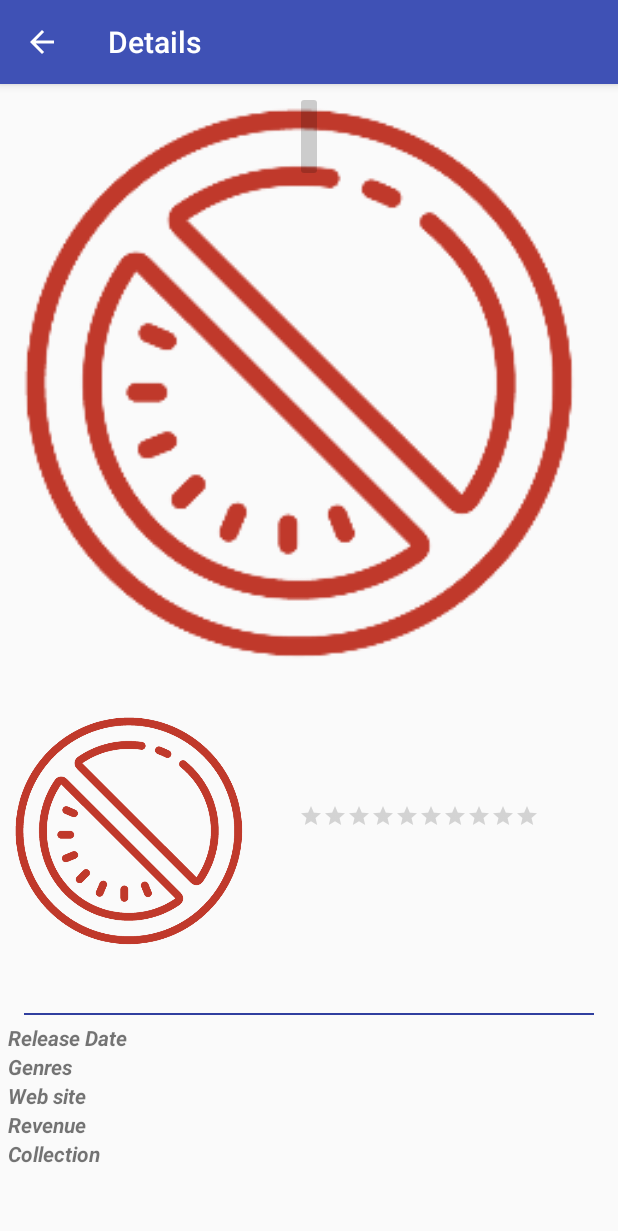
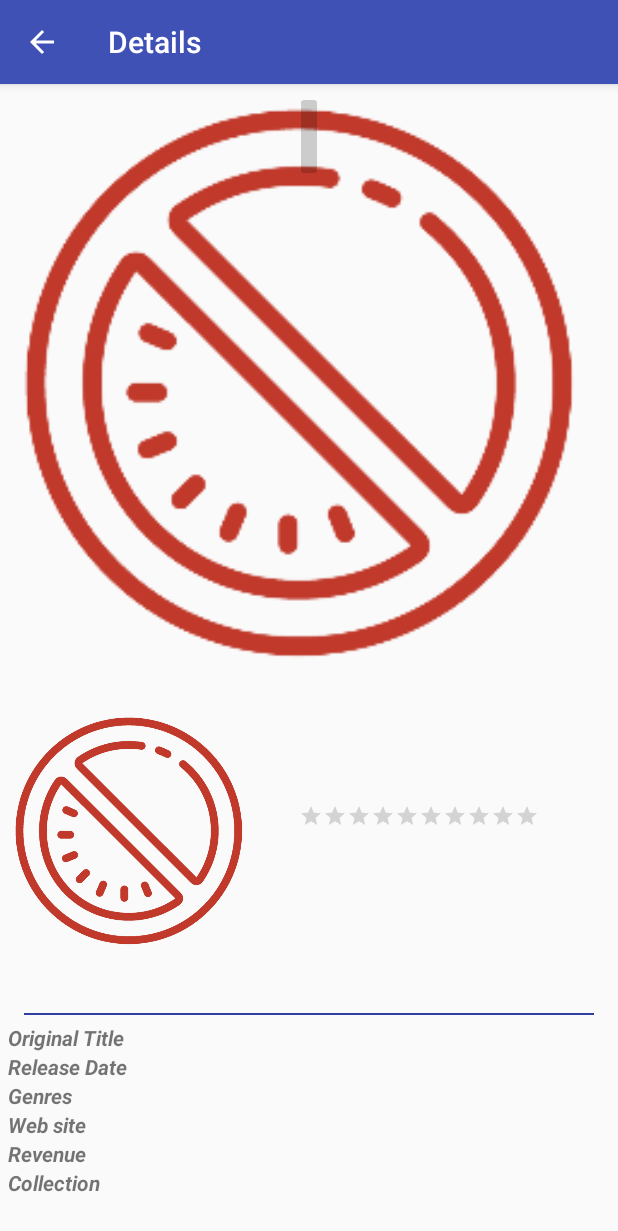
Before and after one commit to ibuttimer/moviequest, an Android app: the MovieDetailsActivity screen opened directly, with no data from a screen before it, on a phone screen of 412 x 824 dp. Shown: the top 1231 px of the screen. Run offline under Robolectric (Android 15) with nearby library versions, the phone set to English and light mode, and no system bars; our stand-ins replace Picasso; pictures from the network do not load.

Commit message:
Add original title

```diff
--- a/app/src/main/java/ie/ianbuttimer/moviequest/MovieDetailsActivity.java
+++ b/app/src/main/java/ie/ianbuttimer/moviequest/MovieDetailsActivity.java
@@ -56,7 +56,7 @@ public class MovieDetailsActivity extends AppCompatActivity {
     private static final int[] mTextViewIds = new int[] {
         R.id.tv_year_moviedetailsA, R.id.tv_plot_moviedetailsA,
         R.id.tv_releasedate_moviedetailsA, R.id.tv_rating_moviedetailsA,
-        R.id.tv_banner_title_movie_detailsA
+        R.id.tv_banner_title_movie_detailsA, R.id.tv_originaltitle_moviedetailsA
     };
     // ids of text views that are populated from movie details info returned from server
     private static final int[] mTextViewDetailsIds = new int[] {
@@ -159,6 +159,9 @@ public class MovieDetailsActivity extends AppCompatActivity {
                         text = MessageFormat.format(getString(R.string.movie_num_stars),
                                 movie.getVoteAverage().toString());
                         break;
+                    case R.id.tv_originaltitle_moviedetailsA:
+                        text = movie.getOriginalTitle();
+                        break;
                     default:
                         text = "";
                         break;
@@ -169,6 +172,15 @@ public class MovieDetailsActivity extends AppCompatActivity {
             RatingBar rb = (RatingBar) findViewById(R.id.rb_rating_moviedetailsA);
             rb.setRating(new Float(movie.getVoteAverage().floatValue()));
 
+            getImages(movie);
+        }
+    }
+
+    /**
+     * Download & display images
+     */
+    private void getImages(MovieInfo movie) {
+        if (movie != null) {
             // load background
             backdropLoader = getImageLoader(R.id.iv_background_movie_detailsA, R.id.pb_banner_movie_detailsA);
             backdropLoader.loadBackdropImage(this, movie);
@@ -211,7 +223,7 @@ public class MovieDetailsActivity extends AppCompatActivity {
                             text = collection.getName();
                             ll.setVisibility(View.VISIBLE);
                         } else {
-                            ll.setVisibility(View.GONE);
+                            ll.setVisibility(View.INVISIBLE);
                         }
                         break;
                     default:
@@ -228,6 +240,8 @@ public class MovieDetailsActivity extends AppCompatActivity {
     private void setInfoAndDetails() {
         if (mMovie == null) {
             setInfo(mDetails);
+        } else {
+            setInfo(mMovie);
         }
         setDetails();
     }
--- a/app/src/main/res/layout-land/activity_movie_details.xml
+++ b/app/src/main/res/layout-land/activity_movie_details.xml
@@ -113,7 +113,7 @@
                         android:layout_height="wrap_content"
                         android:layout_gravity="left"
                         android:paddingTop="@dimen/fab_margin"
-                        android:text="@string/moviedetails_title"
+                        android:text="@string/unavailable"
                         android:textSize="20sp" />
 
                     <TextView
@@ -192,6 +192,22 @@
                     android:layout_gravity="right"
                     android:textStyle="bold|italic"
                     android:layout_weight=".15"
+                    android:text="@string/moviedetails_original_title"/>
+
+                <TextView
+                    android:id="@+id/tv_originaltitle_moviedetailsA"
+                    android:layout_width="0dp"
+                    android:layout_height="wrap_content"
+                    android:layout_gravity="left"
+                    android:layout_weight=".35"
+                    android:text="@string/unavailable"/>
+
+                <TextView
+                    android:layout_width="0dp"
+                    android:layout_height="wrap_content"
+                    android:layout_gravity="right"
+                    android:textStyle="bold|italic"
+                    android:layout_weight=".15"
                     android:text="@string/moviedetails_release_date"/>
 
                 <TextView
@@ -201,6 +217,12 @@
                     android:layout_gravity="left"
                     android:layout_weight=".35"
                     android:text="@string/unavailable"/>
+
+            </TableRow>
+
+            <TableRow
+                android:layout_width="match_parent"
+                android:layout_height="match_parent">
 
                 <TextView
                     android:layout_marginRight="@dimen/sml_margin"
@@ -218,11 +240,6 @@
                     android:layout_gravity="left"
                     android:layout_weight=".35"
                     android:text="@string/unavailable"/>
-            </TableRow>
-
-            <TableRow
-                android:layout_width="match_parent"
-                android:layout_height="match_parent">
 
                 <TextView
                     android:layout_width="0dp"
@@ -241,13 +258,25 @@
                     android:autoLink="web"
                     android:text="@string/unavailable"/>
 
+            </TableRow>
+
+            <TableRow
+                android:layout_width="match_parent"
+                android:layout_height="match_parent">
+
+                <LinearLayout
+                    android:orientation="horizontal"
+                    android:layout_width="0dp"
+                    android:layout_height="wrap_content"
+                    android:layout_weight=".5">
+
                     <TextView
                         android:layout_marginRight="@dimen/sml_margin"
                         android:layout_width="0dp"
                         android:layout_height="wrap_content"
                         android:layout_gravity="right"
                         android:textStyle="bold|italic"
-                    android:layout_weight=".15"
+                        android:layout_weight=".30"
                         android:text="@string/moviedetails_revenue"/>
 
                     <TextView
@@ -255,13 +284,10 @@
                         android:layout_width="0dp"
                         android:layout_height="wrap_content"
                         android:layout_gravity="left"
-                    android:layout_weight=".35"
+                        android:layout_weight=".70"
                         android:text="@string/unavailable"/>
-            </TableRow>
 
-            <TableRow
-                android:layout_width="match_parent"
-                android:layout_height="match_parent">
+                </LinearLayout>
 
                 <LinearLayout
                     android:id="@+id/ll_collection_moviedetailsA"
@@ -288,14 +314,6 @@
 
                 </LinearLayout>
 
-                <LinearLayout
-                    android:orientation="horizontal"
-                    android:layout_width="0dp"
-                    android:layout_height="wrap_content"
-                    android:layout_weight=".5">
-
-                </LinearLayout>
-
             </TableRow>
 
         </TableLayout>
--- a/app/src/main/res/layout/activity_movie_details.xml
+++ b/app/src/main/res/layout/activity_movie_details.xml
@@ -177,6 +177,27 @@
                     android:layout_gravity="right"
                     android:textStyle="bold|italic"
                     android:layout_weight=".30"
+                    android:text="@string/moviedetails_original_title"/>
+
+                <TextView
+                    android:id="@+id/tv_originaltitle_moviedetailsA"
+                    android:layout_width="0dp"
+                    android:layout_height="wrap_content"
+                    android:layout_gravity="left"
+                    android:layout_weight=".70"
+                    android:text="@string/unavailable"/>
+            </TableRow>
+
+            <TableRow
+                android:layout_width="match_parent"
+                android:layout_height="match_parent">
+
+                <TextView
+                    android:layout_width="0dp"
+                    android:layout_height="wrap_content"
+                    android:layout_gravity="right"
+                    android:textStyle="bold|italic"
+                    android:layout_weight=".30"
                     android:text="@string/moviedetails_release_date"/>
 
                 <TextView
--- a/app/src/main/res/values/strings_movie_details.xml
+++ b/app/src/main/res/values/strings_movie_details.xml
@@ -15,4 +15,5 @@
     <string name="moviedetails_homepage">Web site</string>
     <string name="moviedetails_revenue">Revenue</string>
     <string name="moviedetails_collection">Collection</string>
+    <string name="moviedetails_original_title">Original Title</string>
 </resources>
```
Lines whose indentation alone changed are shown as unchanged.
